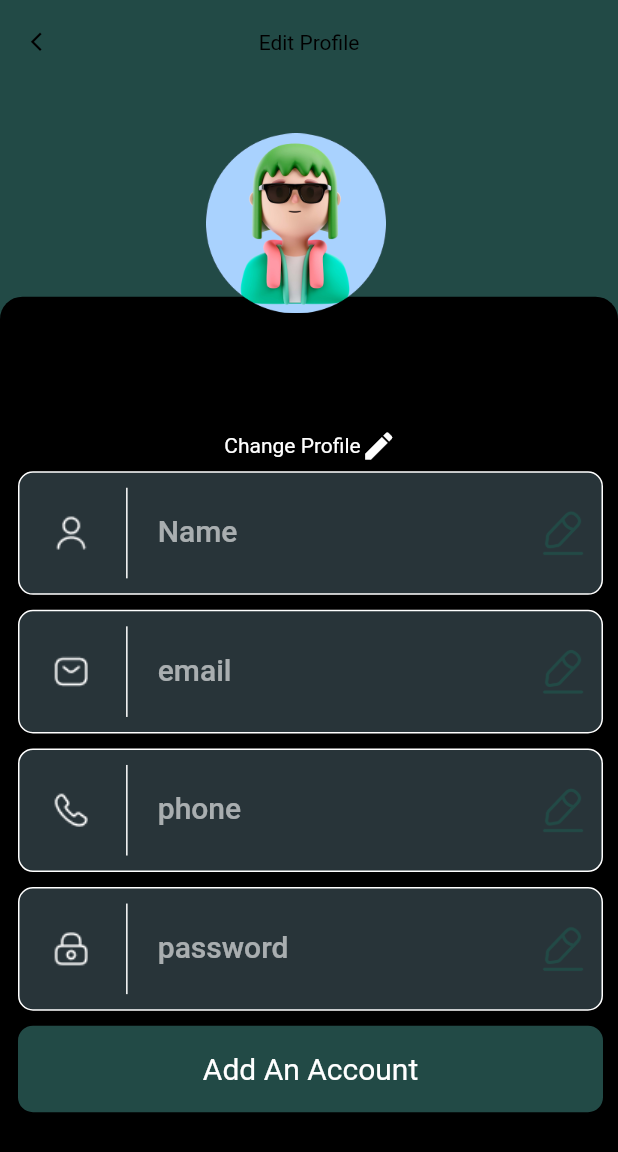
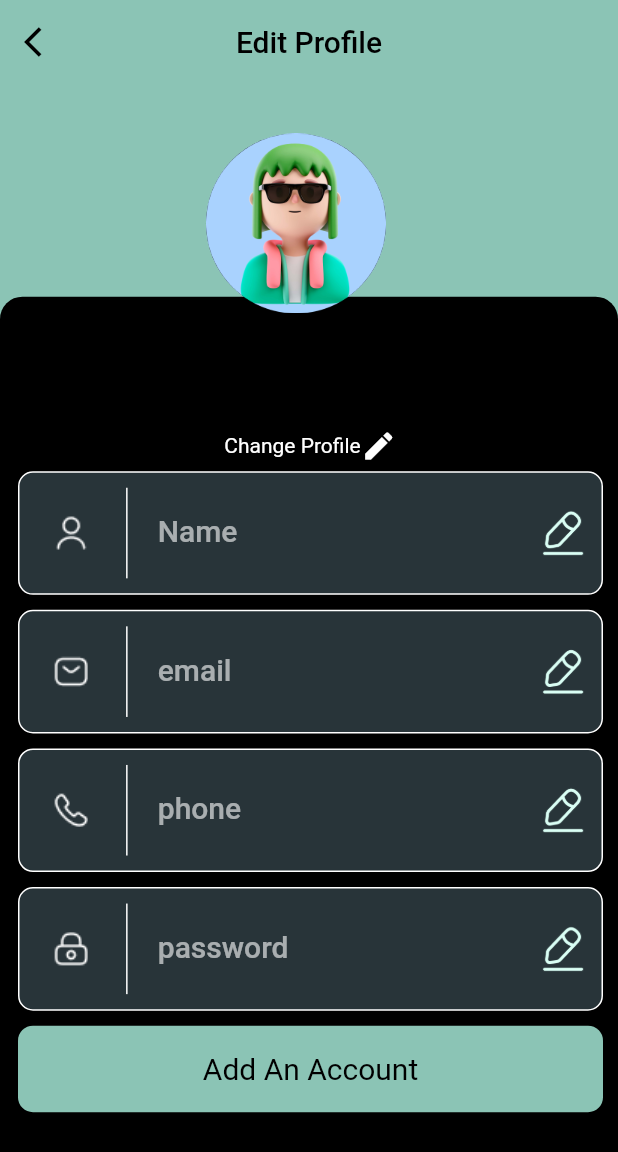
Before and after one commit to Mohamedihab29592/pillMate, a Flutter app: the ProfileScreen screen opened by its route, on a phone screen of 412 x 824 dp. Shown: the top 1152 px of the screen. Run offline on Flutter 3.47's test engine with Material 2 defaults, Android fonts, the phone set to English and light mode, and no system bars; our stand-ins replace auto_size_text, dots_indicator, flutter_bloc, flutter_otp_text_field, flutter_screenutil, flutter_svg and 5 more; accounts and stored records are empty.

Commit message:
Edit UI Profile

```diff
--- a/lib/core/components/back_arrow.dart
+++ b/lib/core/components/back_arrow.dart
@@ -3,12 +3,13 @@ import 'package:flutter/material.dart';
 import '../utils/app_colors.dart';
 
 class BackArrow extends StatelessWidget {
-  const BackArrow({super.key});
+   BackArrow({super.key,this.color});
+  Color? color;
 
   @override
   Widget build(BuildContext context) {
     return IconButton(
-      color: Theme.of(context).brightness == Brightness.dark ?AppColors.kLightPrimaryColor:AppColors.kPrimaryColor,
+      color:color ?? (Theme.of(context).brightness == Brightness.dark ?AppColors.kLightPrimaryColor:AppColors.black),
         onPressed: () {
           Navigator.pop(context);
         },
--- a/lib/core/components/custom_app_bar.dart
+++ b/lib/core/components/custom_app_bar.dart
@@ -3,10 +3,14 @@ import 'package:pill_mate/core/components/back_arrow.dart';
 import 'package:pill_mate/core/components/app_bar_pop_icon.dart';
 import 'package:pill_mate/core/components/app_bar_title.dart';
 
+import '../utils/app_colors.dart';
+
 class CustomAppBar extends StatelessWidget implements PreferredSizeWidget {
-  const CustomAppBar({super.key, required this.appBarTitle, this.appBarAction,  this.backArrow});
+  const CustomAppBar({super.key, required this.appBarTitle, this.appBarAction,  this.backArrow, this.style, this.color});
   final String appBarTitle;
   final Widget ?backArrow;
+  final Color ?color;
+  final TextStyle ?style;
   final List<Widget>? appBarAction;
 
   @override
@@ -16,9 +20,10 @@ class CustomAppBar extends StatelessWidget implements PreferredSizeWidget {
   Widget build(BuildContext context) {
     return AppBar(
       leading: backArrow,
-      backgroundColor: Colors.transparent,
+      backgroundColor:color?? AppColors.transparent,
       elevation: 0,
-      title: AppBarTitle(appBarTitle: appBarTitle),
+      title: Text(appBarTitle,style: style,),
+
       centerTitle: true,
       actions: appBarAction
     );
--- a/lib/features/home/presentation/screens/categories_screen.dart
+++ b/lib/features/home/presentation/screens/categories_screen.dart
@@ -45,7 +45,7 @@ class CategoriesScreen extends StatelessWidget {
     final searchCubit = BlocProvider.of<SearchCubit<CategoryModel>>(context);
     TextEditingController searchController = TextEditingController();
     return Scaffold(
-      appBar: const CustomAppBar(        backArrow: BackArrow(),
+      appBar:  CustomAppBar(        backArrow: BackArrow(),
           appBarTitle: 'Categories'),
       body: Padding(
         padding: const EdgeInsets.only(left: 16, right: 16),
--- a/lib/features/home/presentation/screens/product_screen.dart
+++ b/lib/features/home/presentation/screens/product_screen.dart
@@ -32,10 +32,10 @@ class _ProductScreenState extends State<ProductScreen> {
   @override
   Widget build(BuildContext context) {
     return Scaffold(
-      appBar: const CustomAppBar(
+      appBar:  CustomAppBar(
           backArrow: BackArrow(),
           appBarTitle: '',
-          appBarAction: [
+          appBarAction: const [
             FavouriteIcon(
               isForFavouriteScreen: true,
               iconHeight: 32,
--- a/lib/features/home/presentation/screens/profile_screen.dart
+++ b/lib/features/home/presentation/screens/profile_screen.dart
@@ -1,5 +1,7 @@
 import 'package:flutter/material.dart';
 import 'package:flutter_bloc/flutter_bloc.dart';
+import 'package:pill_mate/core/components/back_arrow.dart';
+import 'package:pill_mate/core/components/custom_app_bar.dart';
 import 'package:pill_mate/core/utils/themes.dart';
 import '../../../../core/utils/app_assets.dart';
 import '../../../../core/utils/app_colors.dart';
@@ -22,21 +24,9 @@ class ProfileScreen extends StatelessWidget {
           ProfileScreenCubit profileScreenCubit =
               ProfileScreenCubit.get(context);
           return Scaffold(
-            appBar: AppBar(
-              leading: IconButton(
-                icon: Icon(Icons.arrow_back_ios),
-                iconSize: 15,
-                color: AppColors.black,
-                onPressed: () {},
-              ),
-              titleTextStyle: TextStyle(color: AppColors.black),
-              centerTitle: true,
-              backgroundColor: AppColors.kPrimaryColor,
-              title: const Text("Edit Profile"),
-              elevation: 0,
-            ),
+            appBar: CustomAppBar(color:AppColors.kDarkPrimaryColor,appBarTitle: 'Edit Profile',style: const TextStyle(color: AppColors.black),backArrow: BackArrow(color: AppColors.black,),),
             body: Container(
-              color: AppColors.kPrimaryColor,
+              color: AppColors.kDarkPrimaryColor,
               width: mq.size.width,
               height: mq.size.height,
               child: Stack(
@@ -50,7 +40,7 @@ class ProfileScreen extends StatelessWidget {
                           left: 12.0, right: 10.0, bottom: 5.0, top: 5.0),
                       decoration: BoxDecoration(
                           color: th.scaffoldBackgroundColor,
-                          borderRadius: BorderRadius.only(
+                          borderRadius: const BorderRadius.only(
                             topLeft: Radius.circular(15),
                             topRight: Radius.circular(15),
                           )),
@@ -63,7 +53,7 @@ class ProfileScreen extends StatelessWidget {
                             GestureDetector(
                               child: SizedBox(
                                 width: mq.size.width * 0.7,
-                                child: Row(
+                                child: const Row(
                                   mainAxisAlignment: MainAxisAlignment.center,
                                   children: [
                                     Text(
@@ -105,7 +95,7 @@ class ProfileScreen extends StatelessWidget {
                                   const EdgeInsets.only(bottom: 5.0, top: 5.0),
                               child: Material(
                                 borderRadius: BorderRadius.circular(10.0),
-                                color: AppColors.kPrimaryColor,
+                                color: AppColors.kDarkPrimaryColor,
                                 child: InkWell(
                                   borderRadius: BorderRadius.circular(10.0),
                                   onTap: () {},
@@ -113,10 +103,10 @@ class ProfileScreen extends StatelessWidget {
                                     alignment: Alignment.center,
                                     width: mq.size.width,
                                     height: mq.size.height * 0.07,
-                                    child: Text(
+                                    child: const Text(
                                       "Add An Account",
                                       textAlign: TextAlign.center,
-                                      style: TextStyle(fontSize: 20),
+                                      style: TextStyle(fontSize: 20,color: AppColors.black),
                                     ),
                                   ),
                                 ),
@@ -130,11 +120,11 @@ class ProfileScreen extends StatelessWidget {
                   Positioned(
                     top: mq.size.height * 0.04,
                     left: mq.size.width / 3,
-                    child: CircleAvatar(
+                    child: const CircleAvatar(
+                      radius: 60,
                       child: Image(
                         image: AssetImage(ImageAssets.imagesProfile),
                       ),
-                      radius: 60,
                     ),
                   ),
                 ],
--- a/lib/features/home/presentation/widgets/profile_screen/account_item.dart
+++ b/lib/features/home/presentation/widgets/profile_screen/account_item.dart
@@ -59,9 +59,10 @@ class AccountItem extends StatelessWidget {
               if (suffixImage == null) Container(),
               if (suffixImage != null)
                 Image(
+                  color:  Theme.of(context).brightness == Brightness.dark ?AppColors.kLightPrimaryColor:AppColors.kPrimaryColor,
                   width: imageWidth,
                   height: imageHeight,
-                  image: AssetImage(suffixImage!),
+                  image: AssetImage(suffixImage!,),
                 ),
             ],
           ),
--- a/lib/features/home/presentation/widgets/profile_screen/text_field_item.dart
+++ b/lib/features/home/presentation/widgets/profile_screen/text_field_item.dart
@@ -86,9 +86,10 @@ class TextFieldItem extends StatelessWidget {
             InkWell(
               onTap: () {},
               child: Image(
+
                 width: mq.size.width * 0.08,
                 height: mq.size.height * 0.08,
-                color: AppColors.kPrimaryColor,
+                color: th.brightness == Brightness.dark ? AppColors.kLightPrimaryColor:AppColors.kPrimaryColor,
                 image: AssetImage(ImageAssets.imagesEdit),
               ),
             ),
--- a/lib/features/home/presentation/widgets/profile_screen/toggleItem.dart
+++ b/lib/features/home/presentation/widgets/profile_screen/toggleItem.dart
@@ -60,7 +60,7 @@ class ToggleItem extends StatelessWidget {
                 child: Image(
                   width: imageWidth,
                   height: imageHeight,
-                  color: isEnabled ? AppColors.kPrimaryColor : AppColors.grey,
+                  color: isEnabled ? th.brightness == Brightness.dark ?AppColors.kLightPrimaryColor:AppColors.kPrimaryColor : AppColors.grey,
                   image: AssetImage(isEnabled
                       ? ImageAssets.imagesToggleOnCircle
                       : ImageAssets.imagesToggleOffCircle),
--- a/lib/features/sevices/location/presenation/screens/location_screen.dart
+++ b/lib/features/sevices/location/presenation/screens/location_screen.dart
@@ -20,7 +20,7 @@ class LocationScreen extends StatelessWidget {
             padding: EdgeInsets.all(20.sp),
             child: Column(
               children: [
-                const Row(
+                 Row(
                   children: [
                     BackArrow(),
                   ],
--- a/lib/features/sevices/payment/presentation/screens/details_screens.dart
+++ b/lib/features/sevices/payment/presentation/screens/details_screens.dart
@@ -29,7 +29,7 @@ class PaymentDetailScreen extends StatelessWidget {
               child: Column(
                 // crossAxisAlignment: CrossAxisAlignment.start,
                 children: [
-                   const CustomAppBar(appBarTitle: AppStrings.details,backArrow: BackArrow(
+                    CustomAppBar(appBarTitle: AppStrings.details,backArrow: BackArrow(
 
                    ),),
                   SizedBox(
--- a/lib/features/sevices/payment/presentation/screens/payment_screen.dart
+++ b/lib/features/sevices/payment/presentation/screens/payment_screen.dart
@@ -34,7 +34,7 @@ class _PaymentScreenState extends State<PaymentScreen> {
               padding: const EdgeInsets.all(16.0),
               child: Column(
                 children: [
-                   const CustomAppBar(
+                    CustomAppBar(
                      backArrow: BackArrow(),
                     appBarTitle: AppStrings.paymentDetails,
                   ),
```
Also changed, not shown: lib/core/components/custom_text_field.dart (+6 -4 lines), lib/core/components/custom_textfield_withbutton.dart (+13 -5 lines), lib/features/home/presentation/screens/account_screen.dart (+7 -17 lines).
